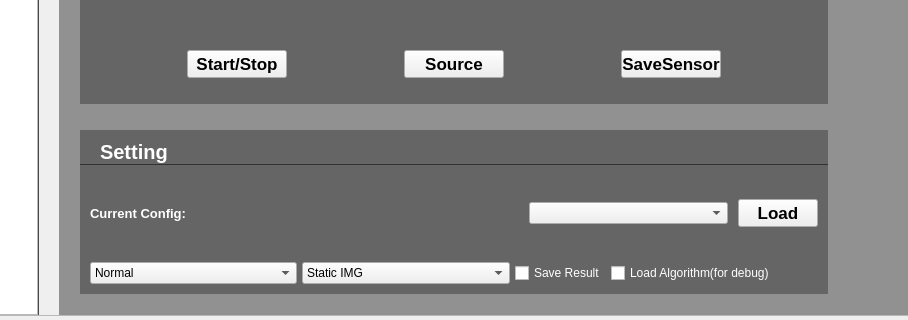
Old version of the form widget.ui in the repository tupers/camera-client; both pictures show x 166 to 1074 and y 435 to 755 of the 1472 by 755 pixel window.
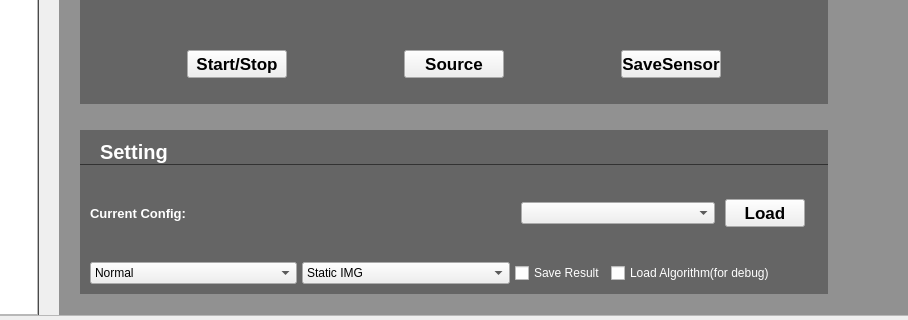
New version of the form. The open tabs and pages were chosen to show the change. Icons and pictures are not drawn. Custom widgets are drawn as their Qt base class.

Patch:
```diff
--- a/widget.ui
+++ b/widget.ui
@@ -893,7 +893,7 @@
                       </widget>
                      </item>
                      <item>
-                      <layout class="QHBoxLayout" name="horizontalLayout_15" stretch="3,2">
+                      <layout class="QHBoxLayout" name="horizontalLayout_15" stretch="3,2,0">
                        <property name="spacing">
                         <number>5</number>
                        </property>
@@ -970,6 +970,13 @@
                          </item>
                         </layout>
                        </item>
+                       <item>
+                        <widget class="QLabel" name="tempLabel">
+                         <property name="text">
+                          <string/>
+                         </property>
+                        </widget>
+                       </item>
                       </layout>
                      </item>
                      <item>
```
Left out of the diff: 9 changed lines with no effect on the pictures.
